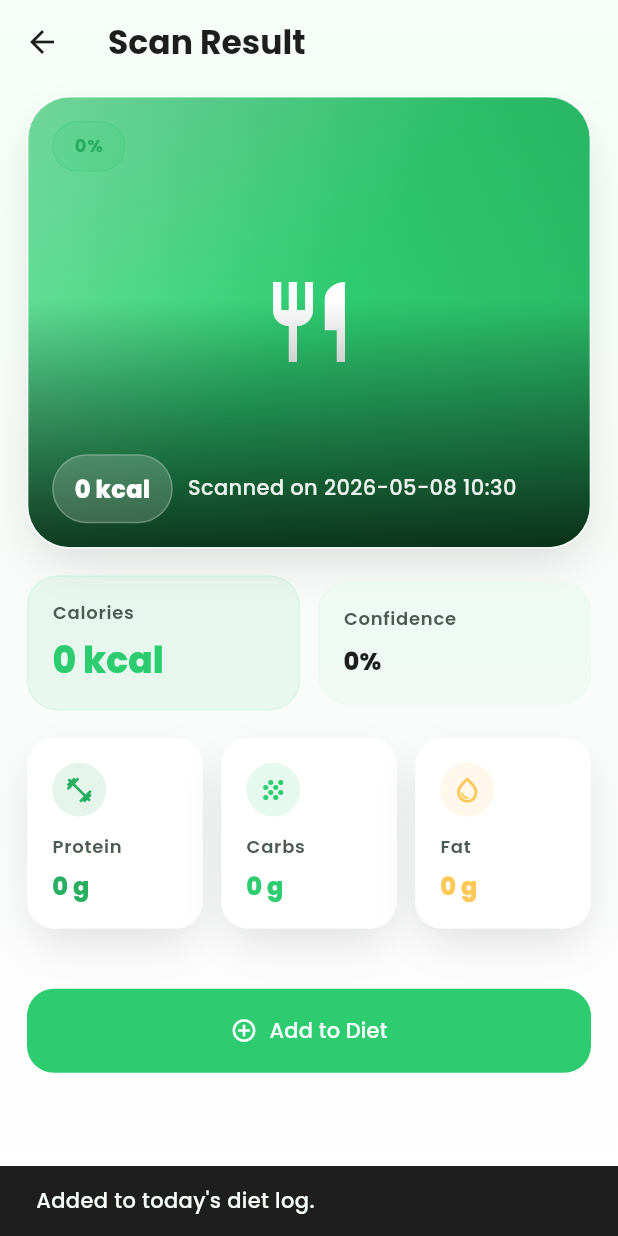
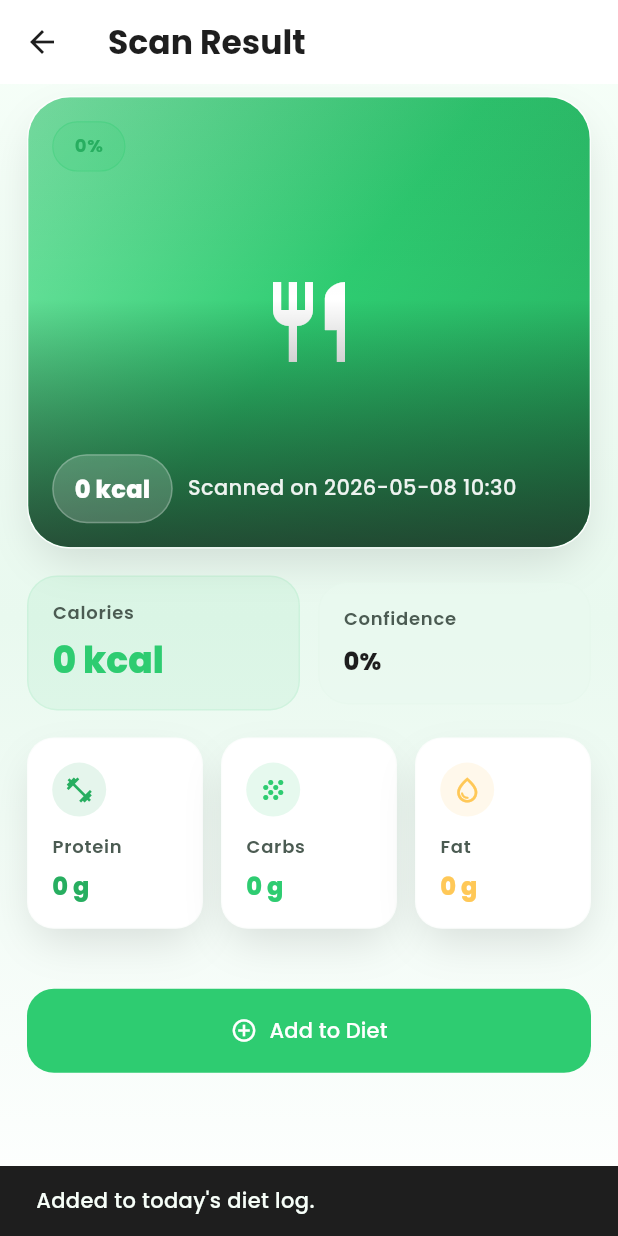
Before and after one commit to khamar21/Meal-Detector-, a Flutter app: the ScanDetailPage screen opened directly with empty values, after a tap on "Add to Diet", on a phone screen of 412 x 824 dp. Run offline on Flutter 3.47's test engine with Material 3 defaults, Android fonts, the light colour scheme and no system bars; our stand-ins replace flutter_image_compress, flutter_riverpod, google_fonts, image_picker, shared_preferences, speech_to_text; accounts and stored records are empty.

Commit message:
shared palette and apply it to main screens

```diff
--- a/lib/features/diet/view/screens/diet_dashboard_screen.dart
+++ b/lib/features/diet/view/screens/diet_dashboard_screen.dart
@@ -5,6 +5,7 @@
 
 import '../../../../core/ui/app_colors.dart';
 import '../../../../core/ui/app_widgets.dart';
+import '../../../../core/ui/palette.dart';
 import '../../model/diet_models.dart';
 import '../../viewmodel/diet_view_model.dart';
 
@@ -93,7 +94,7 @@
                               '${(goal - totalCals).toStringAsFixed(0)} kcal',
                               style: textTheme.titleMedium?.copyWith(
                                 color: totalCals > goal
-                                    ? const Color(0xFFC0392B)
+                                    ? Palette.error
                                     : AppColors.secondary,
                               ),
                             ),
@@ -112,13 +113,13 @@
                           Icon(
                             Icons.restaurant_outlined,
                             size: 64,
-                            color: Colors.grey[300],
+                            color: Palette.outline,
                           ),
                           const SizedBox(height: 12),
                           Text(
                             'No meals logged yet',
                             style: textTheme.bodyLarge?.copyWith(
-                              color: Colors.grey[500],
+                              color: Palette.textMuted,
                             ),
                           ),
                         ],
@@ -207,7 +208,7 @@
                       Text(
                         '${items.length} item${items.length != 1 ? 's' : ''}',
                         style: textTheme.bodySmall?.copyWith(
-                          color: Colors.grey[600],
+                          color: Palette.textMuted,
                         ),
                       ),
                     ],
@@ -252,7 +253,7 @@
 
     return Container(
       decoration: BoxDecoration(
-        color: AppColors.background,
+        color: Palette.surfaceTint,
         borderRadius: BorderRadius.circular(12),
       ),
       padding: const EdgeInsets.all(10),
@@ -266,10 +267,10 @@
               child: hasImage
                   ? Image.file(image, fit: BoxFit.cover)
                   : Container(
-                      color: Colors.grey[200],
+                      color: Palette.outlineSoft,
                       child: Icon(
                         Icons.restaurant,
-                        color: Colors.grey[400],
+                        color: Palette.textMuted,
                         size: 24,
                       ),
                     ),
@@ -291,7 +292,9 @@
                 const SizedBox(height: 2),
                 Text(
                   entry.loggedAt.toString().split('.')[0],
-                  style: textTheme.bodySmall?.copyWith(color: Colors.grey[500]),
+                  style: textTheme.bodySmall?.copyWith(
+                    color: Palette.textMuted,
+                  ),
                 ),
               ],
             ),
--- a/lib/features/history/history_page.dart
+++ b/lib/features/history/history_page.dart
@@ -3,6 +3,7 @@
 import 'package:flutter/material.dart';
 import 'package:flutter_riverpod/flutter_riverpod.dart';
 
+import '../../core/ui/palette.dart';
 import '../home/providers.dart';
 import 'scan_detail_page.dart';
 
@@ -59,13 +60,7 @@
                         ).colorScheme.outline.withValues(alpha: 0.1),
                         width: 0.8,
                       ),
-                      boxShadow: [
-                        BoxShadow(
-                          color: Colors.black.withValues(alpha: 0.04),
-                          blurRadius: 12,
-                          offset: const Offset(0, 4),
-                        ),
-                      ],
+                      boxShadow: Palette.softShadow,
                     ),
                     child: Row(
                       children: [
@@ -77,9 +72,7 @@
                             child: hasImage
                                 ? Image.file(image, fit: BoxFit.cover)
                                 : Container(
-                                    color: Theme.of(
-                                      context,
-                                    ).colorScheme.surfaceContainer,
+                                    color: Palette.surface,
                                     child: Icon(
                                       item.sourceType == PredictionSource.voice
                                           ? Icons.mic
@@ -106,9 +99,7 @@
                                 item.caloriesLabel,
                                 style: Theme.of(context).textTheme.bodyMedium
                                     ?.copyWith(
-                                      color: Theme.of(
-                                        context,
-                                      ).colorScheme.primary,
+                                      color: Palette.primary,
                                       fontWeight: FontWeight.w600,
                                     ),
                               ),
@@ -211,9 +202,9 @@
             Text(
               'Your image and voice predictions will appear here.',
               textAlign: TextAlign.center,
-              style: Theme.of(context).textTheme.bodyMedium?.copyWith(
-                color: colorScheme.onSurfaceVariant,
-              ),
+              style: Theme.of(
+                context,
+              ).textTheme.bodyMedium?.copyWith(color: Palette.textMuted),
             ),
             const SizedBox(height: 20),
             OutlinedButton.icon(
--- a/lib/features/history/scan_detail_page.dart
+++ b/lib/features/history/scan_detail_page.dart
@@ -5,6 +5,7 @@
 
 import '../../core/ui/app_colors.dart';
 import '../../core/ui/app_widgets.dart';
+import '../../core/ui/palette.dart';
 import '../diet/model/diet_models.dart';
 import '../diet/viewmodel/diet_view_model.dart';
 import '../home/providers.dart';
@@ -23,7 +24,7 @@
     return Scaffold(
       appBar: AppBar(
         title: const Text('Scan Result'),
-        backgroundColor: Colors.transparent,
+        backgroundColor: Palette.surface,
         surfaceTintColor: Colors.transparent,
         elevation: 0,
       ),
@@ -33,7 +34,7 @@
           gradient: LinearGradient(
             begin: Alignment.topCenter,
             end: Alignment.bottomCenter,
-            colors: [Color(0xFFF6FFF8), Color(0xFFF8FBF9), Color(0xFFFFFFFF)],
+            colors: [Palette.background, Palette.surfaceTint, Palette.surface],
           ),
         ),
         child: SafeArea(
@@ -53,7 +54,7 @@
                 primaryValue: result.caloriesLabel,
                 primaryLabel: 'Calories',
                 confidenceLabel: result.confidenceLabel,
-                accentColor: colorScheme.primary,
+                accentColor: Palette.primary,
               ),
               const SizedBox(height: 18),
               Row(
@@ -64,7 +65,7 @@
                       value:
                           '${(result.nutrition.protein ?? 0).toStringAsFixed(0)} g',
                       icon: Icons.fitness_center,
-                      color: AppColors.secondary,
+                      color: Palette.secondary,
                     ),
                   ),
                   const SizedBox(width: 12),
@@ -74,7 +75,7 @@
                       value:
                           '${(result.nutrition.carbs ?? 0).toStringAsFixed(0)} g',
                       icon: Icons.grain,
-                      color: AppColors.primary,
+                      color: Palette.primary,
                     ),
                   ),
                   const SizedBox(width: 12),
@@ -84,7 +85,7 @@
                       value:
                           '${(result.nutrition.fat ?? 0).toStringAsFixed(0)} g',
                       icon: Icons.water_drop_outlined,
-                      color: AppColors.accent,
+                      color: Palette.accent,
                     ),
                   ),
                 ],
@@ -293,11 +294,11 @@
                     ? Image.file(image!, fit: BoxFit.cover)
                     : DecoratedBox(
                         decoration: const BoxDecoration(
-                          gradient: AppColors.headerGradient,
+                          gradient: Palette.heroGradient,
                         ),
                         child: const Icon(
                           Icons.restaurant_outlined,
-                          color: Colors.white,
+                          color: Palette.surface,
                           size: 64,
                         ),
                       ),
@@ -309,9 +310,9 @@
                       begin: Alignment.topCenter,
                       end: Alignment.bottomCenter,
                       colors: [
-                        Colors.black.withValues(alpha: 0.08),
+                        Palette.text.withValues(alpha: 0.08),
                         Colors.transparent,
-                        Colors.black.withValues(alpha: 0.72),
+                        Palette.text.withValues(alpha: 0.72),
                       ],
                       stops: const [0.0, 0.45, 1.0],
                     ),
@@ -335,7 +336,7 @@
                       maxLines: 2,
                       overflow: TextOverflow.ellipsis,
                       style: textTheme.headlineSmall?.copyWith(
-                        color: Colors.white,
+                        color: Palette.surface,
                         fontWeight: FontWeight.w800,
                       ),
                     ),
@@ -348,16 +349,16 @@
                             vertical: 10,
                           ),
                           decoration: BoxDecoration(
-                            color: Colors.white.withValues(alpha: 0.18),
+                            color: Palette.surface.withValues(alpha: 0.18),
                             borderRadius: BorderRadius.circular(999),
                             border: Border.all(
-                              color: Colors.white.withValues(alpha: 0.24),
+                              color: Palette.surface.withValues(alpha: 0.24),
                             ),
                           ),
                           child: Text(
                             caloriesLabel,
                             style: textTheme.titleMedium?.copyWith(
-                              color: Colors.white,
+                              color: Palette.surface,
                               fontWeight: FontWeight.w800,
                             ),
                           ),
@@ -369,7 +370,7 @@
                             maxLines: 1,
                             overflow: TextOverflow.ellipsis,
                             style: textTheme.bodyMedium?.copyWith(
-                              color: Colors.white.withValues(alpha: 0.92),
+                              color: Palette.surface.withValues(alpha: 0.92),
                               fontWeight: FontWeight.w500,
                             ),
                           ),
--- a/lib/features/home/view/screens/home_dashboard_screen.dart
+++ b/lib/features/home/view/screens/home_dashboard_screen.dart
@@ -3,6 +3,7 @@
 
 import '../../../../core/ui/app_colors.dart';
 import '../../../../core/ui/app_widgets.dart';
+import '../../../../core/ui/palette.dart';
 import '../../../diet/viewmodel/diet_view_model.dart';
 import '../../../home/providers.dart';
 
@@ -30,7 +31,7 @@
     final fat = _macroTotal(scanHistory.map((it) => it.nutrition.fat));
 
     return Scaffold(
-      backgroundColor: AppColors.background,
+      backgroundColor: Palette.background,
       body: SafeArea(
         child: ListView(
           padding: const EdgeInsets.fromLTRB(16, 12, 16, 24),
@@ -42,8 +43,8 @@
                 onPressed: onScanTap,
                 icon: const Icon(Icons.camera_alt_outlined),
                 style: IconButton.styleFrom(
-                  backgroundColor: Colors.white.withValues(alpha: 0.2),
-                  foregroundColor: Colors.white,
+                  backgroundColor: Palette.surface.withValues(alpha: 0.2),
+                  foregroundColor: Palette.surface,
                 ),
               ),
             ),
@@ -138,8 +139,8 @@
       floatingActionButtonLocation: FloatingActionButtonLocation.centerFloat,
       floatingActionButton: FloatingActionButton.extended(
         onPressed: onScanTap,
-        backgroundColor: AppColors.primary,
-        foregroundColor: Colors.white,
+        backgroundColor: Palette.primary,
+        foregroundColor: Palette.surface,
         shape: RoundedRectangleBorder(borderRadius: BorderRadius.circular(16)),
         icon: const Icon(Icons.document_scanner_outlined),
         label: const Text('Scan Food'),
```
